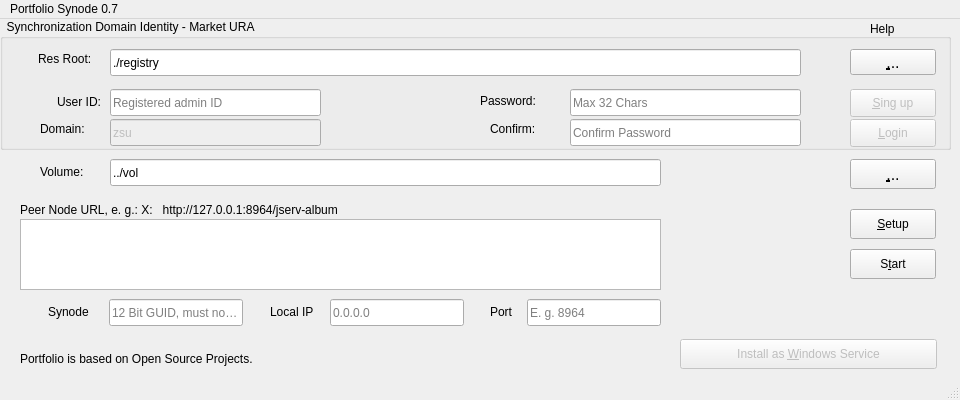
The window that synode.py/src/synodepy3/form.ui (odys-z/semantic-jserv) describes before a commit, drawn with Qt 5.
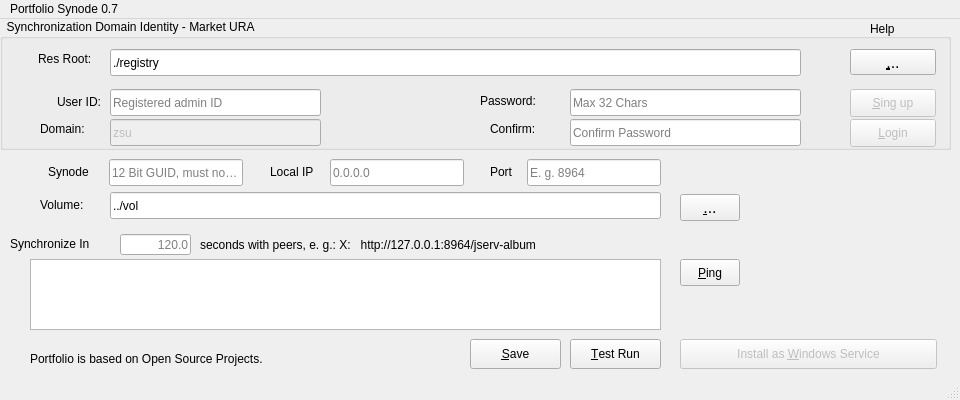
The same window after the commit. Icons and pictures are not drawn.

```diff
--- a/synode.py/src/synodepy3/form.ui
+++ b/synode.py/src/synodepy3/form.ui
@@ -29,9 +29,9 @@
    <widget class="QTextEdit" name="jservLines">
     <property name="geometry">
      <rect>
-      <x>20</x>
-      <y>200</y>
-      <width>641</width>
+      <x>30</x>
+      <y>240</y>
+      <width>631</width>
       <height>71</height>
      </rect>
     </property>
@@ -45,9 +45,9 @@
    <widget class="QLabel" name="lbJservs">
     <property name="geometry">
      <rect>
-      <x>20</x>
-      <y>180</y>
-      <width>471</width>
+      <x>200</x>
+      <y>215</y>
+      <width>461</width>
       <height>21</height>
      </rect>
     </property>
@@ -55,14 +55,14 @@
      <cursorShape>IBeamCursor</cursorShape>
     </property>
     <property name="text">
-     <string>Peer Node URL, e. g.: X:   http://127.0.0.1:8964/jserv-album</string>
+     <string>seconds with peers, e. g.: X:   http://127.0.0.1:8964/jserv-album</string>
     </property>
    </widget>
    <widget class="QLineEdit" name="txtVolpath">
     <property name="geometry">
      <rect>
       <x>110</x>
-      <y>140</y>
+      <y>173</y>
       <width>551</width>
       <height>27</height>
      </rect>
@@ -80,10 +80,10 @@
    <widget class="QPushButton" name="bVolpath">
     <property name="geometry">
      <rect>
-      <x>850</x>
-      <y>140</y>
-      <width>86</width>
-      <height>30</height>
+      <x>680</x>
+      <y>175</y>
+      <width>60</width>
+      <height>27</height>
      </rect>
     </property>
     <property name="font">
@@ -111,7 +111,7 @@
     <property name="geometry">
      <rect>
       <x>40</x>
-      <y>143</y>
+      <y>176</y>
       <width>69</width>
       <height>19</height>
      </rect>
@@ -124,7 +124,7 @@
     <property name="geometry">
      <rect>
       <x>48</x>
-      <y>283</y>
+      <y>143</y>
       <width>61</width>
       <height>20</height>
      </rect>
@@ -137,7 +137,7 @@
     <property name="geometry">
      <rect>
       <x>109</x>
-      <y>280</y>
+      <y>140</y>
       <width>134</width>
       <height>27</height>
      </rect>
@@ -159,7 +159,7 @@
     <property name="geometry">
      <rect>
       <x>330</x>
-      <y>280</y>
+      <y>140</y>
       <width>134</width>
       <height>27</height>
      </rect>
@@ -181,7 +181,7 @@
     <property name="geometry">
      <rect>
       <x>270</x>
-      <y>283</y>
+      <y>143</y>
       <width>69</width>
       <height>19</height>
      </rect>
@@ -194,7 +194,7 @@
     <property name="geometry">
      <rect>
       <x>490</x>
-      <y>283</y>
+      <y>143</y>
       <width>41</width>
       <height>20</height>
      </rect>
@@ -207,7 +207,7 @@
     <property name="geometry">
      <rect>
       <x>527</x>
-      <y>280</y>
+      <y>140</y>
       <width>134</width>
       <height>27</height>
      </rect>
@@ -512,10 +512,10 @@
    <widget class="QLabel" name="lbQr">
     <property name="geometry">
      <rect>
-      <x>663</x>
-      <y>132</y>
-      <width>186</width>
-      <height>186</height>
+      <x>750</x>
+      <y>137</y>
+      <width>191</width>
+      <height>171</height>
      </rect>
     </property>
     <property name="maximumSize">
@@ -534,14 +534,14 @@
    <widget class="QPushButton" name="bValidate">
     <property name="geometry">
      <rect>
-      <x>850</x>
-      <y>230</y>
-      <width>86</width>
+      <x>570</x>
+      <y>320</y>
+      <width>91</width>
       <height>30</height>
      </rect>
     </property>
     <property name="text">
-     <string extracomment="Test">S&amp;tart</string>
+     <string extracomment="Test">&amp;Test Run</string>
     </property>
     <property name="shortcut">
      <string>Ctrl+T</string>
@@ -572,14 +572,14 @@
     </property>
     <property name="geometry">
      <rect>
-      <x>850</x>
-      <y>190</y>
-      <width>86</width>
+      <x>470</x>
+      <y>320</y>
+      <width>91</width>
       <height>30</height>
      </rect>
     </property>
     <property name="text">
-     <string extracomment="Test">&amp;Setup</string>
+     <string extracomment="Test">&amp;Save</string>
     </property>
     <property name="shortcut">
      <string>Ctrl+T</string>
@@ -588,9 +588,9 @@
    <widget class="QLabel" name="lblink">
     <property name="geometry">
      <rect>
-      <x>20</x>
+      <x>30</x>
       <y>330</y>
-      <width>381</width>
+      <width>371</width>
       <height>20</height>
      </rect>
     </property>
@@ -601,6 +601,63 @@
      <bool>true</bool>
     </property>
    </widget>
+   <widget class="QLabel" name="lbIneach">
+    <property name="geometry">
+     <rect>
+      <x>10</x>
+      <y>215</y>
+      <width>111</width>
+      <height>19</height>
+     </rect>
+    </property>
+    <property name="text">
+     <string>Synchronize In</string>
+    </property>
+   </widget>
+   <widget class="QLineEdit" name="txtSyncIns">
+    <property name="geometry">
+     <rect>
+      <x>120</x>
+      <y>215</y>
+      <width>71</width>
+      <height>21</height>
+     </rect>
+    </property>
+    <property name="whatsThis">
+     <string extracomment="Global / Domain wide node ID."/>
+    </property>
+    <property name="text">
+     <string/>
+    </property>
+    <property name="maxLength">
+     <number>6</number>
+    </property>
+    <property name="alignment">
+     <set>Qt::AlignRight|Qt::AlignTrailing|Qt::AlignVCenter</set>
+    </property>
+    <property name="placeholderText">
+     <string>120.0</string>
+    </property>
+   </widget>
+   <widget class="QPushButton" name="bPing">
+    <property name="enabled">
+     <bool>true</bool>
+    </property>
+    <property name="geometry">
+     <rect>
+      <x>680</x>
+      <y>240</y>
+      <width>60</width>
+      <height>27</height>
+     </rect>
+    </property>
+    <property name="text">
+     <string extracomment="Test">&amp;Ping</string>
+    </property>
+    <property name="shortcut">
+     <string>Ctrl+T</string>
+    </property>
+   </widget>
   </widget>
   <widget class="QMenuBar" name="menubar">
    <property name="geometry">
```
